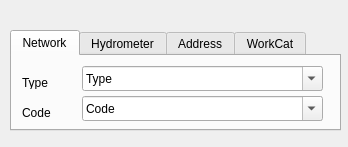
The window that search/ui/search_plus_dialog.ui (Giswater/giswater_qgis_plugin) describes before a commit, drawn with Qt 5.
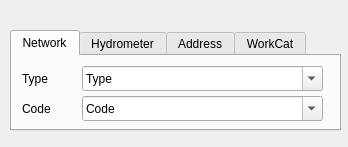
The same window after the commit. The open tabs and pages were chosen to show the change.

Commit message: #208 Manage project variable 'expl_id'

```diff
--- a/search/ui/search_plus_dialog.ui
+++ b/search/ui/search_plus_dialog.ui
@@ -69,9 +69,9 @@
      <property name="geometry">
       <rect>
        <x>10</x>
-       <y>20</y>
-       <width>46</width>
-       <height>13</height>
+       <y>15</y>
+       <width>61</width>
+       <height>16</height>
       </rect>
      </property>
      <property name="text">
@@ -82,9 +82,9 @@
      <property name="geometry">
       <rect>
        <x>10</x>
-       <y>50</y>
-       <width>46</width>
-       <height>13</height>
+       <y>45</y>
+       <width>61</width>
+       <height>16</height>
       </rect>
      </property>
      <property name="text">
```
Left out of the diff: 10 changed lines with no effect on the pictures. The commit also changes 1 other file.
